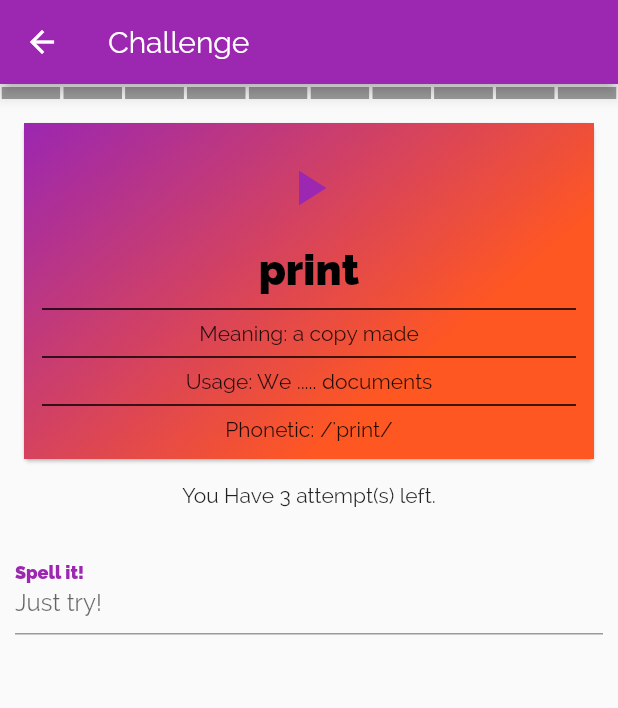
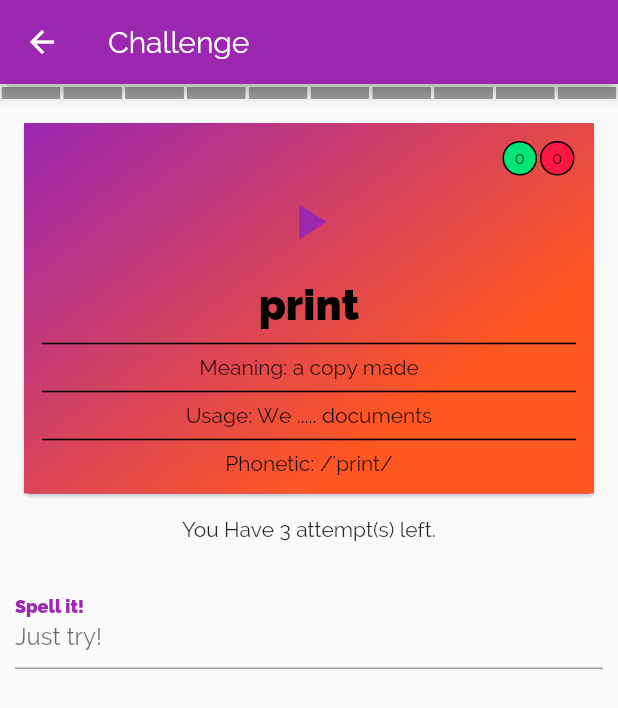
Before and after one commit to Open-pi/spellingwizard, a Flutter app: the CategoryView screen opened directly, after a tap on an icon or button, on a phone screen of 412 x 824 dp. Shown: the top 708 px of the screen. Run offline on Flutter 3.47's test engine with Material 2 defaults, Android fonts, the phone set to English and light mode, and no system bars; drawn by our look-alikes of step_progress_indicator; our stand-ins replace audioplayers, csv, flutter_rating_bar, tuple.

Commit message:
Add right and wrong answer counter in challenge

```diff
--- a/lib/categoryview.dart
+++ b/lib/categoryview.dart
@@ -63,6 +63,7 @@ RatingBar ratingStars(double initrating) {
   return RatingBar(
     initialRating: initrating,
     minRating: 0,
+    maxRating: 3,
     direction: Axis.horizontal,
     allowHalfRating: true,
     itemCount: 3,
--- a/lib/challenge.dart
+++ b/lib/challenge.dart
@@ -33,6 +33,8 @@ class ChallengeBody extends StatefulWidget {
 }
 
 class _ChallengeBodyState extends State<ChallengeBody> {
+  int numberOfRightAnswers = 0;
+  int numberOfWrongAnswers = 0;
   List messages = [
     'Right!',
     'Wrong!',
@@ -91,6 +93,47 @@ class _ChallengeBodyState extends State<ChallengeBody> {
             child: Column(
               crossAxisAlignment: CrossAxisAlignment.stretch,
               children: <Widget>[
+                Row(
+                  children: [
+                    Container(
+                      width: 25,
+                      decoration: BoxDecoration(
+                        shape: BoxShape.circle,
+                        color: Colors.greenAccent[400],
+                        border: Border.all(
+                          color: Colors.black,
+                        ),
+                      ),
+                      child: Padding(
+                        padding: const EdgeInsets.fromLTRB(5, 3, 5, 5),
+                        child: Text(
+                          '$numberOfRightAnswers',
+                          textAlign: TextAlign.center,
+                          textScaleFactor: 0.8,
+                        ),
+                      ),
+                    ),
+                    Container(
+                      width: 25,
+                      decoration: BoxDecoration(
+                        shape: BoxShape.circle,
+                        color: Colors.redAccent[400],
+                        border: Border.all(
+                          color: Colors.black,
+                        ),
+                      ),
+                      child: Padding(
+                        padding: EdgeInsets.fromLTRB(5, 3, 5, 5),
+                        child: Text(
+                          '$numberOfWrongAnswers',
+                          textAlign: TextAlign.center,
+                          textScaleFactor: 0.8,
+                        ),
+                      ),
+                    ),
+                  ],
+                  mainAxisAlignment: MainAxisAlignment.end,
+                ),
                 playButton(context),
                 Text(
                   '${this.wordList[i].word}',
@@ -142,6 +185,7 @@ class _ChallengeBodyState extends State<ChallengeBody> {
                 bool lastPage = i == this.wordList.length - 1;
                 if (this.wordList[i].word == value) {
                   move = true;
+                  this.numberOfRightAnswers++;
                   if (lastPage) {
                     // If we reached the last word
                     attempt = 0;
@@ -151,6 +195,7 @@ class _ChallengeBodyState extends State<ChallengeBody> {
                     message = messages[0];
                   }
                 } else {
+                  this.numberOfWrongAnswers++;
                   attempt--;
                   message = messages[1];
                   if (attempt < 1) {
```
